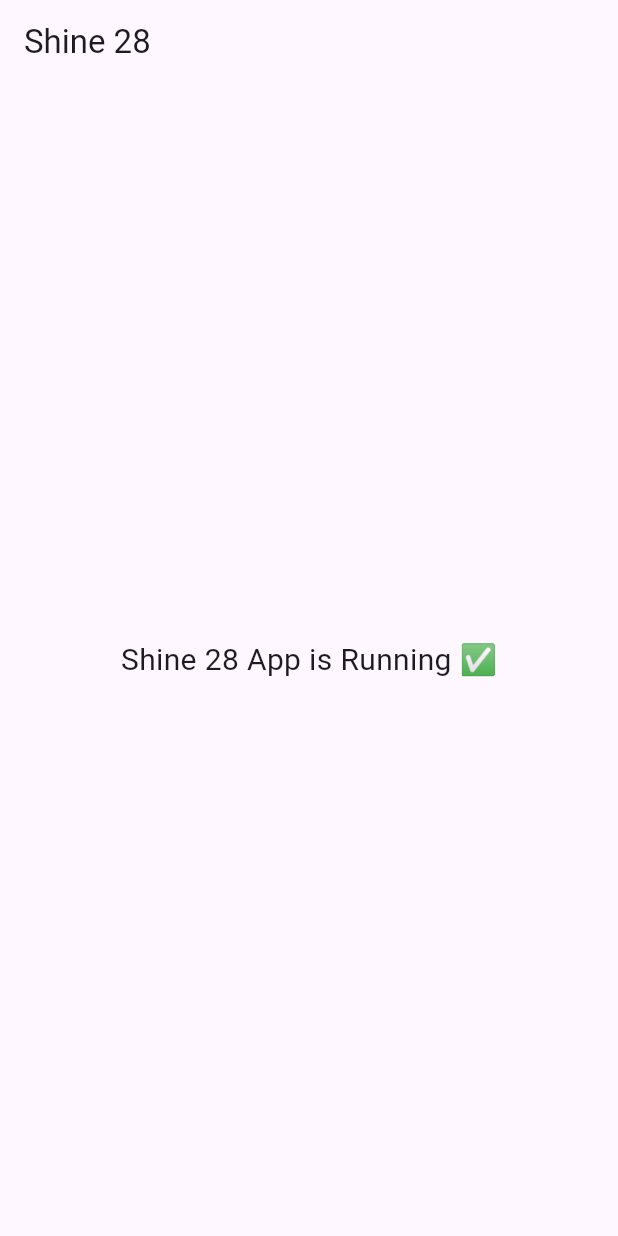
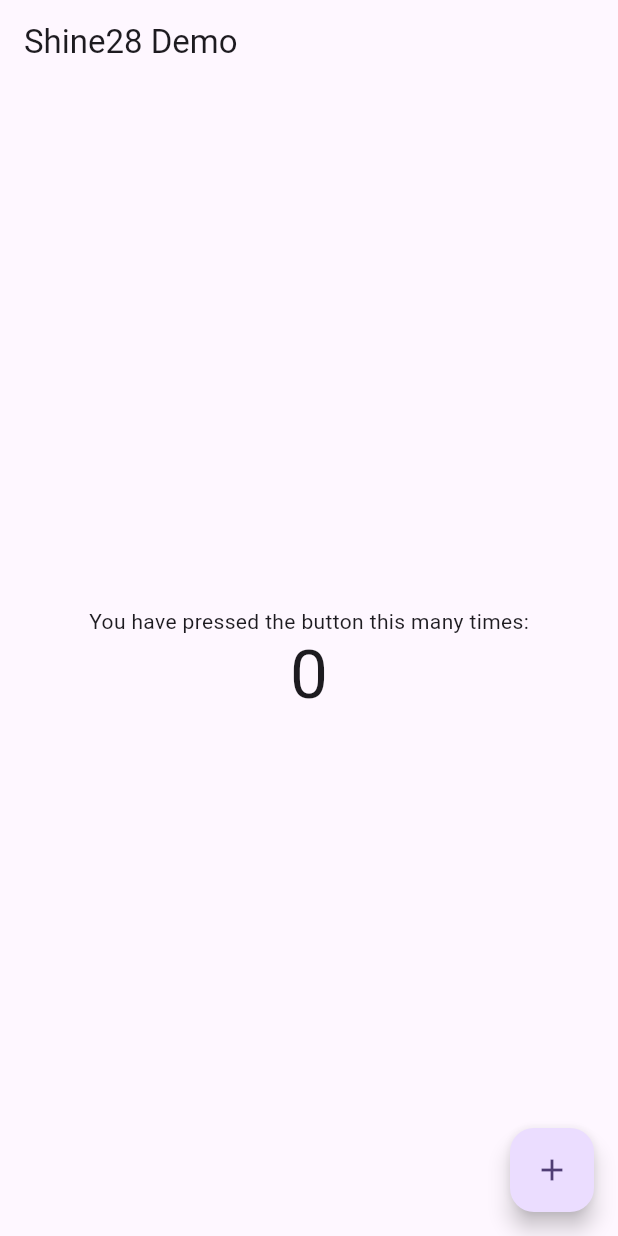
Before and after one commit to adityasahare90-creator/shine28-android, a Flutter app: the screen it shows after launch, on a phone screen of 412 x 824 dp. Run offline on Flutter 3.47's test engine with Material 3 defaults, Android fonts, the phone set to English and light mode, and no system bars.

Commit message:
Update main.dart

```diff
--- a/lib/main.dart
+++ b/lib/main.dart
@@ -1,27 +1,56 @@
 import 'package:flutter/material.dart';
 
 void main() {
-  runApp(const ShineApp());
+  runApp(const Shine28App());
 }
 
-class ShineApp extends StatelessWidget {
-  const ShineApp({super.key});
+class Shine28App extends StatelessWidget {
+  const Shine28App({super.key});
 
   @override
   Widget build(BuildContext context) {
     return MaterialApp(
-      title: 'Shine 28',
-      debugShowCheckedModeBanner: false,
-      home: Scaffold(
-        appBar: AppBar(
-          title: const Text('Shine 28'),
+      title: 'Shine28',
+      theme: ThemeData(
+        useMaterial3: true,
+        colorSchemeSeed: Colors.deepPurple,
+      ),
+      home: const HomeScreen(),
+    );
+  }
+}
+
+class HomeScreen extends StatefulWidget {
+  const HomeScreen({super.key});
+
+  @override
+  State<HomeScreen> createState() => _HomeScreenState();
+}
+
+class _HomeScreenState extends State<HomeScreen> {
+  int _counter = 0;
+
+  @override
+  Widget build(BuildContext context) {
+    return Scaffold(
+      appBar: AppBar(
+        title: const Text('Shine28 Demo'),
+      ),
+      body: Center(
+        child: Column(
+          mainAxisSize: MainAxisSize.min,
+          children: [
+            const Text('You have pressed the button this many times:'),
+            Text(
+              '$_counter',
+              style: Theme.of(context).textTheme.displayMedium,
+            ),
+          ],
         ),
-        body: const Center(
-          child: Text(
-            'Shine 28 App is Running ✅',
-            style: TextStyle(fontSize: 20),
-          ),
-        ),
+      ),
+      floatingActionButton: FloatingActionButton(
+        onPressed: () => setState(() => _counter++),
+        child: const Icon(Icons.add),
       ),
     );
   }
```
